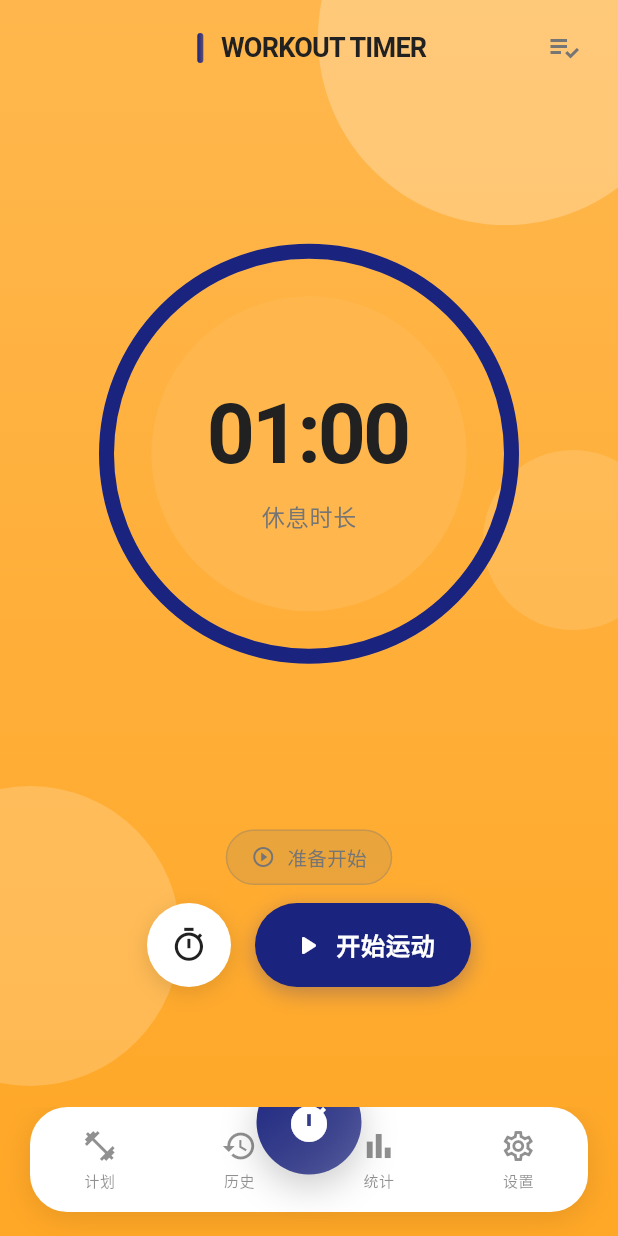
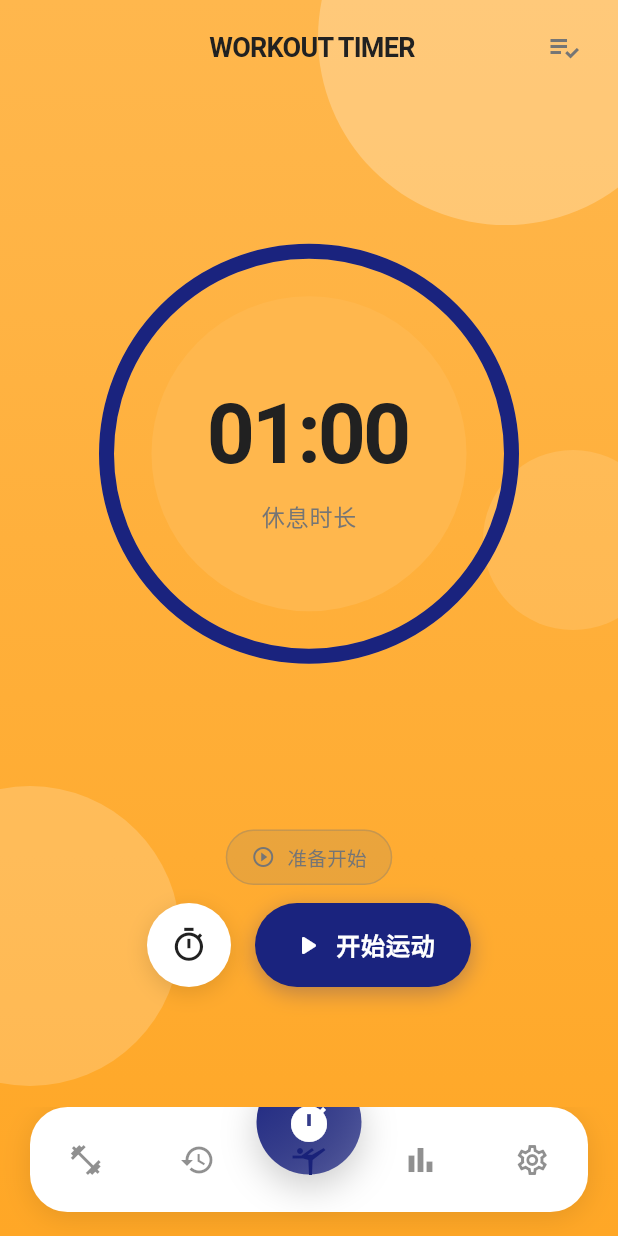
Before and after one commit to Kaiji-Z/workout-timer, a Flutter app: the screen it shows after launch, on a phone screen of 412 x 824 dp. Run offline on Flutter 3.47's test engine with Material 3 defaults, Android fonts, the phone set to English and light mode, and no system bars; our stand-ins replace cached_network_image, fl_chart, flutter_local_notifications, shared_preferences, sqflite, sqflite_common_ffi; missing offline and left inert: fuzzy; accounts and stored records are empty.

Commit message:
style: UI fixes - compact calendar, centered timer title, bottom nav icons only

```diff
--- a/lib/main.dart
+++ b/lib/main.dart
@@ -234,10 +234,11 @@ bottomNavigationBar: Stack(
               child: Row(
                 mainAxisAlignment: MainAxisAlignment.spaceAround,
                 children: [
-                  _buildNavItem(0, Icons.fitness_center_outlined, Icons.fitness_center, '计划', appTheme),
-                  _buildNavItem(1, Icons.history_outlined, Icons.history, '历史', appTheme),
-                  _buildNavItem(3, Icons.bar_chart_outlined, Icons.bar_chart, '统计', appTheme),
-                  _buildNavItem(4, Icons.settings_outlined, Icons.settings, '设置', appTheme),
+                  _buildNavItem(0, Icons.fitness_center_outlined, Icons.fitness_center, appTheme),
+                  _buildNavItem(1, Icons.history_outlined, Icons.history, appTheme),
+                  _buildNavItem(2, Icons.sports_gymnastics_outlined, Icons.sports_gymnastics, appTheme),
+                  _buildNavItem(3, Icons.bar_chart_outlined, Icons.bar_chart, appTheme),
+                  _buildNavItem(4, Icons.settings_outlined, Icons.settings, appTheme),
                 ],
               ),
             ),
@@ -252,7 +253,7 @@ bottomNavigationBar: Stack(
     );
   }
 
-  Widget _buildNavItem(int index, IconData icon, IconData activeIcon, String label, AppThemeData appTheme) {
+  Widget _buildNavItem(int index, IconData icon, IconData activeIcon, AppThemeData appTheme) {
     // 使用 accentColor (深色) 确保可见性
     final activeColor = appTheme.accentColor;
     final inactiveColor = appTheme.textColor.withValues(alpha: 0.5);
@@ -264,37 +265,10 @@ bottomNavigationBar: Stack(
         behavior: HitTestBehavior.opaque,
         child: AnimatedContainer(
           duration: const Duration(milliseconds: 200),
-          padding: const EdgeInsets.symmetric(vertical: 8),
-          child: Column(
-            mainAxisSize: MainAxisSize.min,
-            children: [
-              Icon(
-                isSelected ? activeIcon : icon,
-                color: isSelected ? activeColor : inactiveColor,
-                size: 24,
-              ),
-              const SizedBox(height: 4),
-              Text(
-                label,
-                style: TextStyle(
-                  fontFamily: '.SF Pro Text',
-                  fontSize: 10,
-                  fontWeight: isSelected ? FontWeight.w600 : FontWeight.w400,
-                  color: isSelected ? activeColor : inactiveColor,
-                ),
-              ),
-              if (isSelected) ...[
-                const SizedBox(height: 4),
-                Container(
-                  width: 4,
-                  height: 4,
-                  decoration: BoxDecoration(
-                    color: activeColor,
-                    shape: BoxShape.circle,
-                  ),
-                ),
-              ],
-            ],
+          child: Icon(
+            isSelected ? activeIcon : icon,
+            color: isSelected ? activeColor : inactiveColor,
+            size: 24,
           ),
         ),
       ),
--- a/lib/widgets/training_widget.dart
+++ b/lib/widgets/training_widget.dart
@@ -124,21 +124,9 @@ class _TrainingWidgetState extends State<TrainingWidget> with WidgetsBindingObse
         children: [
           // Left spacer to balance plan icon
           const SizedBox(width: 40),
-          // Centered title with accent bar
+          // Centered title
           Expanded(
-            child: Row(
-              mainAxisAlignment: MainAxisAlignment.center,
-              children: [
-                Container(
-                  width: 4,
-                  height: 20,
-                  margin: const EdgeInsets.only(right: 12),
-                  decoration: BoxDecoration(
-                    gradient: LinearGradient(colors: theme.timerGradientColors),
-                    borderRadius: BorderRadius.circular(2),
-                  ),
-                ),
-                Text(
+            child: Text(
               'WORKOUT TIMER',
               style: TextStyle(
                 fontFamily: '.SF Pro Display',
@@ -147,8 +135,7 @@ class _TrainingWidgetState extends State<TrainingWidget> with WidgetsBindingObse
                 letterSpacing: -0.5,  // Match other pages
                 color: theme.textColor,
               ),
-                ),
-              ],
+              textAlign: TextAlign.center,
             ),
           ),
           // Plan icon button
```
Also changed, not shown: lib/screens/plan_screen.dart (+33 -40 lines), lib/widgets/calendar_widget.dart (+8 -8 lines), 1 other file. Lines whose indentation alone changed are shown as unchanged.
